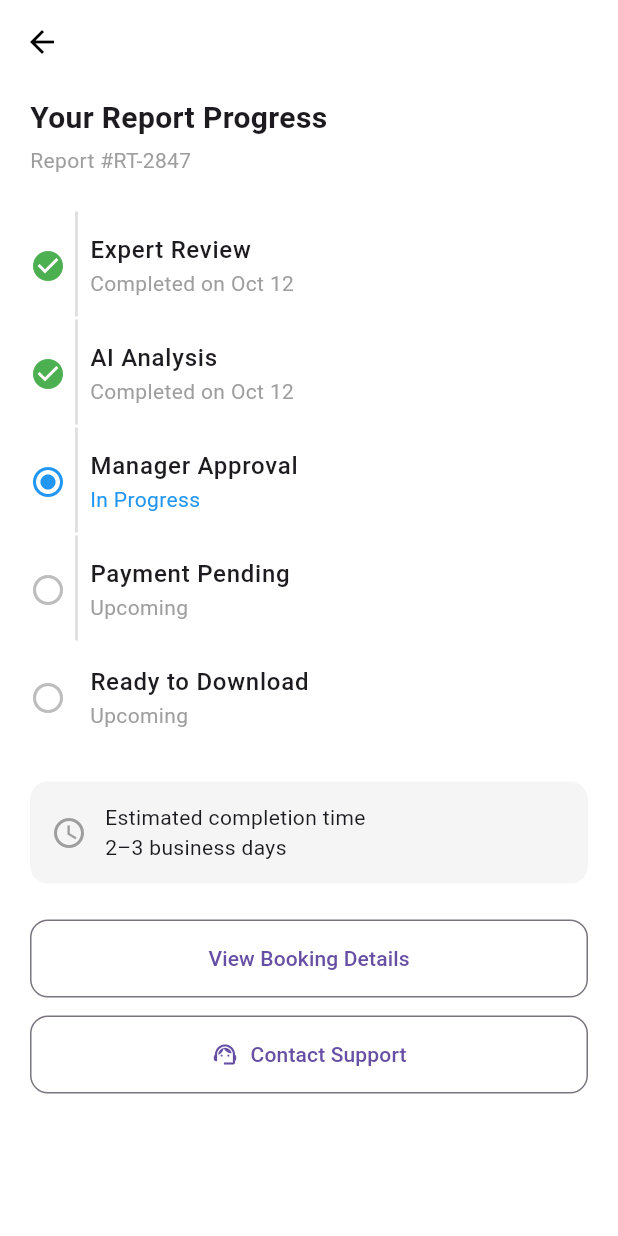
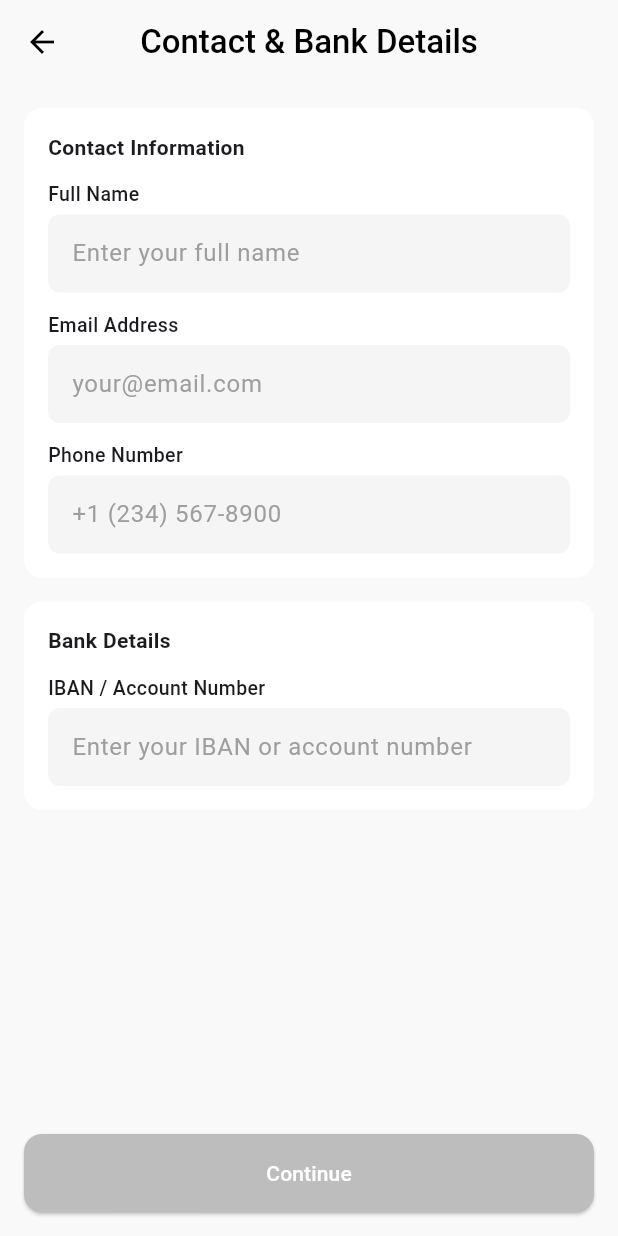
Before and after one commit to code-doctor056/bol-experties, a Flutter app: the ReportProgressScreen screen opened directly, after a tap on "Contact Support", on a phone screen of 412 x 824 dp. Run offline on Flutter 3.47's test engine with Material 3 defaults, Android fonts, the phone set to English and light mode, and no system bars; missing offline and left inert: flutter_neat_and_clean_calendar.

Commit message:
add: contactBankDetailsScreen

```diff
--- /dev/null
+++ b/lib/features/auth/screen/ContactBankDetailsScreen.dart
@@ -0,0 +1,125 @@
+import 'package:flutter/material.dart';
+
+class ContactBankDetailsScreen extends StatelessWidget {
+  const ContactBankDetailsScreen({super.key});
+
+  @override
+  Widget build(BuildContext context) {
+    return Scaffold(
+      backgroundColor: const Color(0xFFF9F9F9),
+      appBar: AppBar(
+        elevation: 0,
+        backgroundColor: Colors.transparent,
+        foregroundColor: Colors.black,
+        centerTitle: true,
+        title: const Text(
+          "Contact & Bank Details",
+          style: TextStyle(fontWeight: FontWeight.w500),
+        ),
+        leading: IconButton(
+          icon: const Icon(Icons.arrow_back),
+          onPressed: () => Navigator.pop(context),
+        ),
+      ),
+      body: Padding(
+        padding: const EdgeInsets.all(16),
+        child: Column(
+          children: [
+            /// Contact Info Card
+            Container(
+              width: double.infinity,
+              padding: const EdgeInsets.all(16),
+              decoration: BoxDecoration(
+                color: Colors.white,
+                borderRadius: BorderRadius.circular(12),
+              ),
+              child: Column(
+                crossAxisAlignment: CrossAxisAlignment.start,
+                children: [
+                  const Text("Contact Information",
+                      style: TextStyle(fontWeight: FontWeight.w600)),
+                  const SizedBox(height: 12),
+                  _buildTextField("Full Name", "Enter your full name"),
+                  const SizedBox(height: 12),
+                  _buildTextField("Email Address", "your@email.com"),
+                  const SizedBox(height: 12),
+                  _buildTextField("Phone Number", "+1 (234) 567-8900"),
+                ],
+              ),
+            ),
+            const SizedBox(height: 16),
+
+            /// Bank Info Card
+            Container(
+              width: double.infinity,
+              padding: const EdgeInsets.all(16),
+              decoration: BoxDecoration(
+                color: Colors.white,
+                borderRadius: BorderRadius.circular(12),
+              ),
+              child: Column(
+                crossAxisAlignment: CrossAxisAlignment.start,
+                children: [
+                  const Text("Bank Details",
+                      style: TextStyle(fontWeight: FontWeight.w600)),
+                  const SizedBox(height: 12),
+                  _buildTextField(
+                    "IBAN / Account Number",
+                    "Enter your IBAN or account number",
+                  ),
+                ],
+              ),
+            ),
+
+            const Spacer(),
+
+            /// Continue Button
+            SizedBox(
+              width: double.infinity,
+              child: ElevatedButton(
+                onPressed: () {
+                  // Add validation logic here
+                },
+                style: ElevatedButton.styleFrom(
+                  backgroundColor: Colors.grey.shade400,
+                  foregroundColor: Colors.white,
+                  padding: const EdgeInsets.symmetric(vertical: 16),
+                  shape: RoundedRectangleBorder(
+                    borderRadius: BorderRadius.circular(12),
+                  ),
+                ),
+                child: const Text("Continue"),
+              ),
+            ),
+          ],
+        ),
+      ),
+    );
+  }
+
+  Widget _buildTextField(String label, String hint) {
+    return Column(
+      crossAxisAlignment: CrossAxisAlignment.start,
+      children: [
+        Text(label,
+            style:
+                const TextStyle(fontWeight: FontWeight.w500, fontSize: 13)),
+        const SizedBox(height: 4),
+        TextField(
+          decoration: InputDecoration(
+            hintText: hint,
+            hintStyle: const TextStyle(color: Colors.grey),
+            filled: true,
+            fillColor: const Color(0xFFF5F5F5),
+            border: OutlineInputBorder(
+              borderRadius: BorderRadius.circular(8),
+              borderSide: BorderSide.none,
+            ),
+            contentPadding:
+                const EdgeInsets.symmetric(horizontal: 12, vertical: 14),
+          ),
+        ),
+      ],
+    );
+  }
+}
--- a/lib/features/auth/screen/ReportProgressScreen.dart
+++ b/lib/features/auth/screen/ReportProgressScreen.dart
@@ -1,4 +1,5 @@
 import 'package:flutter/material.dart';
+import 'package:helllo_world/features/auth/screen/ContactBankDetailsScreen.dart';
 
 class ReportProgressScreen extends StatelessWidget {
   const ReportProgressScreen({super.key});
@@ -51,10 +52,7 @@ class ReportProgressScreen extends StatelessWidget {
               style: TextStyle(fontSize: 20, fontWeight: FontWeight.bold),
             ),
             const SizedBox(height: 4),
-            const Text(
-              "Report #RT-2847",
-              style: TextStyle(color: Colors.grey),
-            ),
+            const Text("Report #RT-2847", style: TextStyle(color: Colors.grey)),
             const SizedBox(height: 24),
 
             /// Progress List
@@ -100,9 +98,10 @@ class ReportProgressScreen extends StatelessWidget {
                     subtitle: Text(
                       step['subtitle'] as String,
                       style: TextStyle(
-                        color: step['status'] == 'in_progress'
-                            ? Colors.blue
-                            : Colors.grey,
+                        color:
+                            step['status'] == 'in_progress'
+                                ? Colors.blue
+                                : Colors.grey,
                       ),
                     ),
                   ),
@@ -128,7 +127,7 @@ class ReportProgressScreen extends StatelessWidget {
                       'Estimated completion time\n2–3 business days',
                       style: TextStyle(fontSize: 14),
                     ),
-                  )
+                  ),
                 ],
               ),
             ),
@@ -153,7 +152,14 @@ class ReportProgressScreen extends StatelessWidget {
             SizedBox(
               width: double.infinity,
               child: OutlinedButton.icon(
-                onPressed: () {},
+                onPressed: () {
+                  Navigator.push(
+                    context,
+                    MaterialPageRoute(
+                      builder: (context) => const ContactBankDetailsScreen(),
+                    ),
+                  );
+                },
                 icon: const Icon(Icons.support_agent_outlined),
                 label: const Text("Contact Support"),
                 style: OutlinedButton.styleFrom(
```
Also changed, not shown: lib/features/auth/screen/PaymentScreen.dart (added, +142 -0 lines), lib/features/auth/screen/UploadVehiclePhotosScreen.dart (+13 -6 lines).
